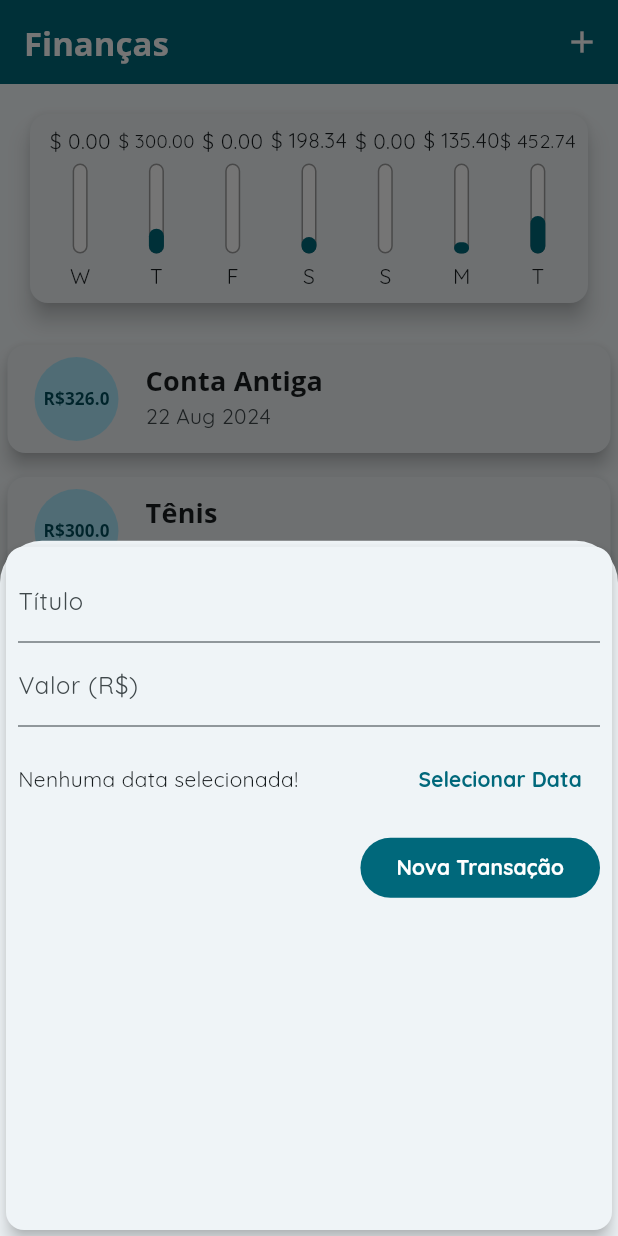
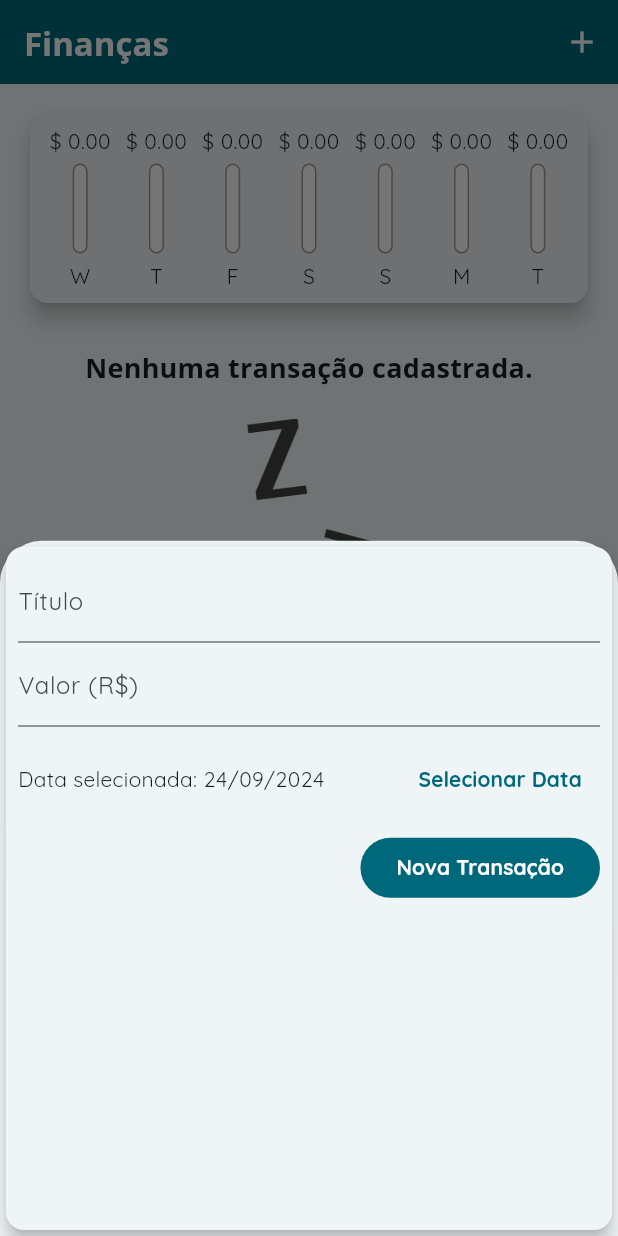
Before and after one commit to f3lipems/Finances, a Flutter app: the screen it shows after launch, after a tap on the "add" icon, on a phone screen of 412 x 824 dp. Run offline on Flutter 3.47's test engine with Material 3 defaults, Android fonts, the phone set to English and light mode, and no system bars.

Commit message:
Add use selected date

```diff
--- a/lib/components/chart.dart
+++ b/lib/components/chart.dart
@@ -53,8 +53,7 @@ class Chart extends StatelessWidget {
               child: ChartBar(
                 label: (tr['day'] as String),
                 value: (tr['value'] as double),
-                percentage: (tr['value'] as double) / _weekTotalValue,
-              ),
+                percentage: _weekTotalValue == 0 ? 0 : (tr['value'] as double) / _weekTotalValue),
             );
           }).toList(),
         ),
--- a/lib/components/transaction_form.dart
+++ b/lib/components/transaction_form.dart
@@ -4,7 +4,7 @@ import 'package:intl/intl.dart';
 class TransactionForm extends StatefulWidget {
   TransactionForm({super.key, required this.onSubmit});
 
-  final void Function(String, double) onSubmit;
+  final void Function(String, double, DateTime) onSubmit;
 
   @override
   State<TransactionForm> createState() => _TransactionFormState();
@@ -14,17 +14,16 @@ class _TransactionFormState extends State<TransactionForm> {
   final _titleController = TextEditingController();
   final _valueController = TextEditingController();
   DateTime _transactionSelectedDate = DateTime.now();
-  bool _selectedDate = false;
 
   _submitForm() {
     final title = _titleController.text;
     final value = double.tryParse(_valueController.text) ?? 0.0;
 
-    if (title.isEmpty || value <= 0) {
+    if (title.isEmpty || value <= 0 || _transactionSelectedDate == Null) {
       return;
     }
 
-    widget.onSubmit(title, value);
+    widget.onSubmit(title, value, _transactionSelectedDate);
   }
 
   _showDatePicker() {
@@ -37,7 +36,6 @@ class _TransactionFormState extends State<TransactionForm> {
       if (pickedDate == null) {
         return;
       } else {
-        _selectedDate = true;
         setState(() {
           _transactionSelectedDate = pickedDate;
         });
@@ -69,9 +67,7 @@ class _TransactionFormState extends State<TransactionForm> {
               child: Row(
                 children: [
                   Expanded(
-                    child: Text(
-                      _selectedDate == false ? 'Nenhuma data selecionada!' : DateFormat('dd/MM/y').format(_transactionSelectedDate),
-                    ),
+                    child: Text('Data selecionada: ${DateFormat('dd/MM/y').format(_transactionSelectedDate)}'),
                   ),
                   TextButton(
                     onPressed: _showDatePicker,
--- a/lib/main.dart
+++ b/lib/main.dart
@@ -53,11 +53,11 @@ class MyHomePage extends StatefulWidget {
 
 class _MyHomePageState extends State<MyHomePage> {
   final List<Transaction> _trasactions = [
-    Transaction(id: 't0', title: 'Conta Antiga', value: 326.00, date: DateTime.now().subtract(const Duration(days: 33))),
-    Transaction(id: 't1', title: 'Tênis', value: 300.00, date: DateTime.now().subtract(const Duration(days: 5))),
-    Transaction(id: 't2', title: 'Luz', value: 198.34, date: DateTime.now().subtract(const Duration(days: 3))),
-    Transaction(id: 't3', title: 'Restaurante', value: 135.40, date: DateTime.now().subtract(const Duration(days: 1))),
-    Transaction(id: 't4', title: 'Mercado', value: 452.74, date: DateTime.now()),
+    // Transaction(id: 't0', title: 'Conta Antiga', value: 326.00, date: DateTime.now().subtract(const Duration(days: 33))),
+    // Transaction(id: 't1', title: 'Tênis', value: 300.00, date: DateTime.now().subtract(const Duration(days: 5))),
+    // Transaction(id: 't2', title: 'Luz', value: 198.34, date: DateTime.now().subtract(const Duration(days: 3))),
+    // Transaction(id: 't3', title: 'Restaurante', value: 135.40, date: DateTime.now().subtract(const Duration(days: 1))),
+    // Transaction(id: 't4', title: 'Mercado', value: 452.74, date: DateTime.now()),
   ];
 
   List<Transaction> get _recentTransactions {
@@ -66,12 +66,12 @@ class _MyHomePageState extends State<MyHomePage> {
     }).toList();
   }
 
-  _addTransaction(String title, double value) {
+  _addTransaction(String title, double value, DateTime date) {
     final newTransaction = Transaction(
       id: Random().nextDouble().toString(),
       title: title,
       value: value,
-      date: DateTime.now(),
+      date: date,
     );
 
     setState(() {
```
